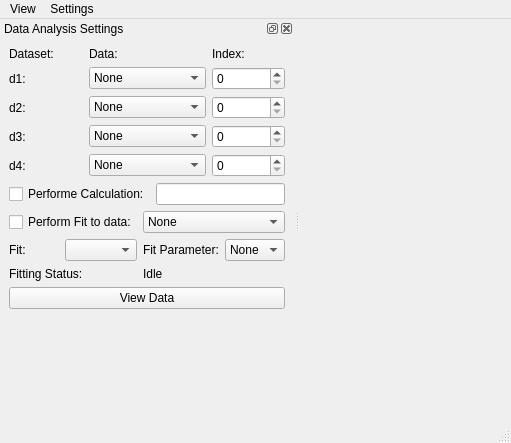
Above: gui/qafm_data_viewer/ui_data_viewer_main_window.ui from sriharijayaram5/qudi before the change. Below: the same form after it.
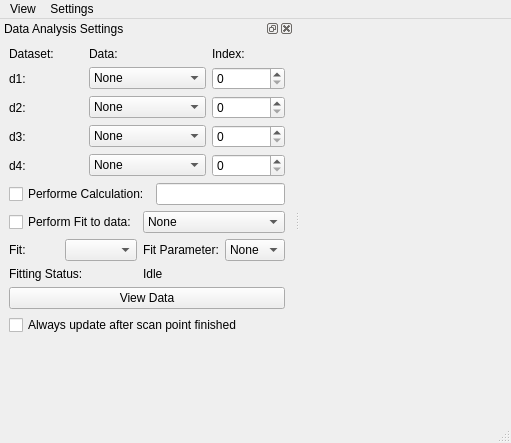
That is the form after the change. Custom widgets are drawn as their Qt base class.

Commit message: Added automated update button

```diff
--- a/gui/qafm_data_viewer/ui_data_viewer_main_window.ui
+++ b/gui/qafm_data_viewer/ui_data_viewer_main_window.ui
@@ -386,6 +386,13 @@
        </property>
       </widget>
      </item>
+     <item>
+      <widget class="QCheckBox" name="update_after_scan_point_checkBox">
+       <property name="text">
+        <string>Always update after scan point finished</string>
+       </property>
+      </widget>
+     </item>
      <item>
       <spacer name="verticalSpacer">
        <property name="orientation">
```
The commit also changes 1 other file.
